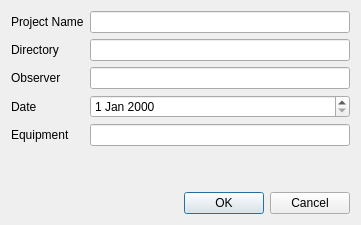
Above: ui/project_dialog.ui from GuLinux/PySpectrum before the change. Below: the same form after it.
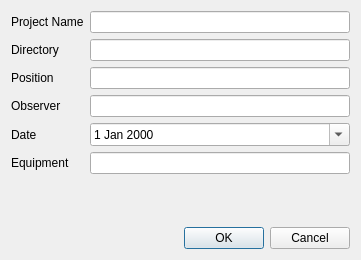
That is the form after the change.

Commit message: project editing options

What changed in the file:
```diff
--- a/ui/project_dialog.ui
+++ b/ui/project_dialog.ui
@@ -7,13 +7,23 @@
     <x>0</x>
     <y>0</y>
     <width>361</width>
-    <height>225</height>
+    <height>260</height>
    </rect>
   </property>
   <property name="windowTitle">
    <string>Project</string>
   </property>
   <layout class="QGridLayout" name="gridLayout">
+   <item row="7" column="0" colspan="2">
+    <widget class="QDialogButtonBox" name="buttonBox">
+     <property name="orientation">
+      <enum>Qt::Horizontal</enum>
+     </property>
+     <property name="standardButtons">
+      <set>QDialogButtonBox::Cancel|QDialogButtonBox::Ok</set>
+     </property>
+    </widget>
+   </item>
    <item row="0" column="0">
     <widget class="QLabel" name="label">
      <property name="text">
@@ -34,37 +44,41 @@
    <item row="1" column="1">
     <widget class="QLineEdit" name="path"/>
    </item>
-   <item row="2" column="0">
+   <item row="3" column="0">
     <widget class="QLabel" name="label_3">
      <property name="text">
       <string>Observer</string>
      </property>
     </widget>
    </item>
-   <item row="2" column="1">
+   <item row="4" column="1">
+    <widget class="QDateEdit" name="date">
+     <property name="calendarPopup">
+      <bool>true</bool>
+     </property>
+    </widget>
+   </item>
+   <item row="3" column="1">
     <widget class="QLineEdit" name="observer"/>
    </item>
-   <item row="3" column="0">
+   <item row="4" column="0">
     <widget class="QLabel" name="label_4">
      <property name="text">
       <string>Date</string>
      </property>
     </widget>
    </item>
-   <item row="3" column="1">
-    <widget class="QDateEdit" name="date"/>
+   <item row="5" column="1">
+    <widget class="QLineEdit" name="equipment"/>
    </item>
-   <item row="4" column="0">
+   <item row="5" column="0">
     <widget class="QLabel" name="label_5">
      <property name="text">
       <string>Equipment</string>
      </property>
     </widget>
    </item>
-   <item row="4" column="1">
-    <widget class="QLineEdit" name="equipment"/>
-   </item>
-   <item row="5" column="1">
+   <item row="6" column="1">
     <spacer name="verticalSpacer">
      <property name="orientation">
       <enum>Qt::Vertical</enum>
@@ -77,16 +91,16 @@
      </property>
     </spacer>
    </item>
-   <item row="6" column="0" colspan="2">
-    <widget class="QDialogButtonBox" name="buttonBox">
-     <property name="orientation">
-      <enum>Qt::Horizontal</enum>
-     </property>
-     <property name="standardButtons">
-      <set>QDialogButtonBox::Cancel|QDialogButtonBox::Ok</set>
+   <item row="2" column="0">
+    <widget class="QLabel" name="label_6">
+     <property name="text">
+      <string>Position</string>
      </property>
     </widget>
    </item>
+   <item row="2" column="1">
+    <widget class="QLineEdit" name="position"/>
+   </item>
   </layout>
  </widget>
  <resources/>
```
Left out of the diff: 8 changed lines with no effect on the pictures. The commit also changes 3 other files.
